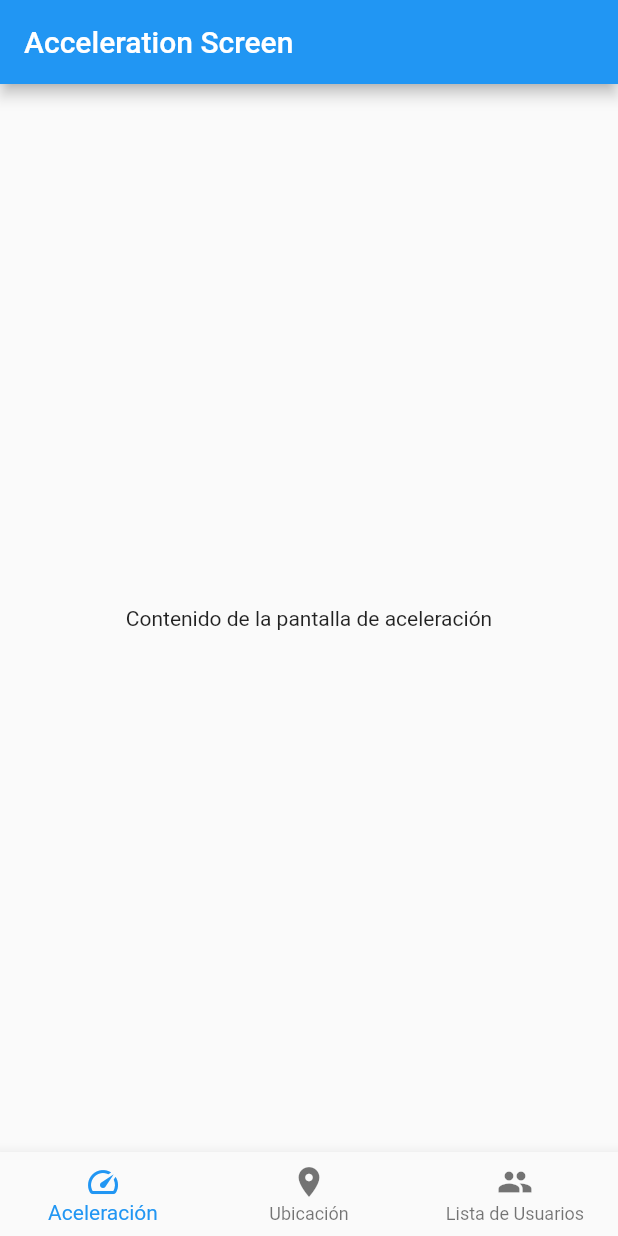
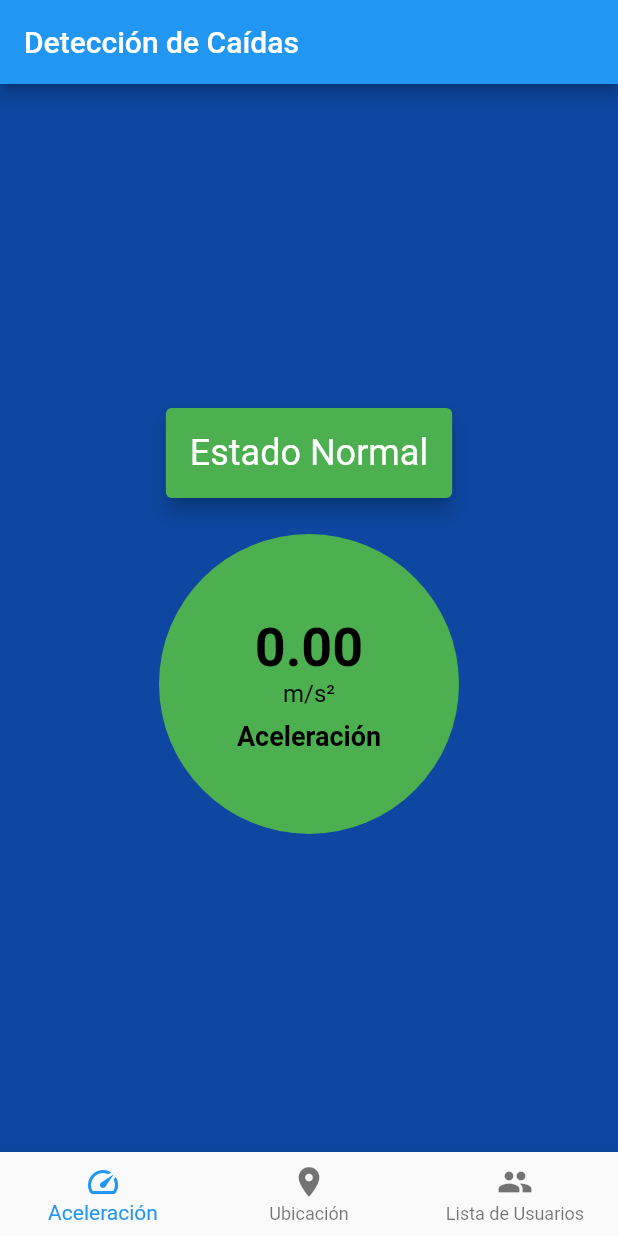
Before and after one commit to inge-fabiansuarez/final_project, a Flutter app: the screen it shows after launch, on a phone screen of 412 x 824 dp. Run offline on Flutter 3.47's test engine with Material 2 defaults, Android fonts, the phone set to English and light mode, and no system bars; our stand-ins replace firebase_core, geolocator, google_maps_flutter, permission_handler, sensors; accounts and stored records are empty.

Commit message:
Se creo la aceleracion

```diff
--- a/lib/acceleration_screen.dart
+++ b/lib/acceleration_screen.dart
@@ -1,14 +1,129 @@
 import 'package:flutter/material.dart';
+import 'package:sensors/sensors.dart';
+import 'dart:math' as math;
 
-class AccelerationScreen extends StatelessWidget {
+class AccelerationScreen extends StatefulWidget {
+  @override
+  _AccelerationScreenState createState() => _AccelerationScreenState();
+}
+
+class _AccelerationScreenState extends State<AccelerationScreen> {
+  double threshold = 9.8 * 2.0; // Umbral para detectar caídas
+  bool fallDetected = false;
+  double accelerationValue = 0.0;
+
+  @override
+  void initState() {
+    super.initState();
+    _initAccelerometer();
+  }
+
+  void _initAccelerometer() {
+    accelerometerEvents.listen((AccelerometerEvent event) {
+      // Lee los valores de aceleración en los ejes x, y, y z
+      double x = event.x ?? 0.0;
+      double y = event.y ?? 0.0;
+      double z = event.z ?? 0.0;
+
+      // Calcula la aceleración total
+      double accelerationTotal = _calculateTotalAcceleration(x, y, z);
+
+      // Compara con el umbral para detectar caídas
+      bool isFall = accelerationTotal > threshold;
+
+      setState(() {
+        fallDetected = isFall;
+        accelerationValue = accelerationTotal;
+      });
+
+      if (fallDetected) {
+        // Aquí puedes realizar acciones adicionales cuando se detecta una caída
+        print('¡Caída detectada!');
+        _saveFallDataToFirebase(); // Guardar en Firebase al detectar una caída
+      }
+    });
+  }
+
+  double _calculateTotalAcceleration(double x, double y, double z) {
+    // Calcula la aceleración total utilizando la fórmula matemática
+    return math.sqrt(x * x + y * y + z * z);
+  }
+
+  void _saveFallDataToFirebase() {
+    // Lógica para guardar datos en Firebase
+    // Implementa la lógica de Firebase aquí
+    print('Guardando datos en Firebase...');
+  }
+
   @override
   Widget build(BuildContext context) {
     return Scaffold(
       appBar: AppBar(
-        title: Text('Acceleration Screen'),
+        title: Text('Detección de Caídas'),
       ),
-      body: Center(
-        child: Text('Contenido de la pantalla de aceleración'),
+      body: Container(
+        color: Colors.blue[900], // Establecer el color de fondo a azul oscuro
+        child: Center(
+          child: Column(
+            mainAxisAlignment: MainAxisAlignment.center,
+            children: [
+              Card(
+                color: fallDetected ? Colors.red : Colors.green,
+                elevation: 5.0,
+                child: Padding(
+                  padding: const EdgeInsets.all(16.0),
+                  child: Text(
+                    fallDetected ? 'Riesgo de Caída' : 'Estado Normal',
+                    style: TextStyle(
+                      fontSize: 24.0,
+                      color: Colors.white,
+                    ),
+                  ),
+                ),
+              ),
+              SizedBox(height: 20.0),
+              Container(
+                width: 200.0,
+                height: 200.0,
+                decoration: BoxDecoration(
+                  shape: BoxShape.circle,
+                  color: fallDetected ? Colors.red : Colors.green,
+                ),
+                child: Center(
+                  child: Column(
+                    mainAxisAlignment: MainAxisAlignment.center,
+                    children: [
+                      Text(
+                        accelerationValue.toStringAsFixed(2),
+                        style: TextStyle(
+                          fontSize: 36.0,
+                          fontWeight: FontWeight.bold,
+                          color: Colors.black,
+                        ),
+                      ),
+                      Text(
+                        'm/s²',
+                        style: TextStyle(
+                          fontSize: 16.0,
+                          color: Colors.black,
+                        ),
+                      ),
+                      SizedBox(height: 8.0),
+                      Text(
+                        'Aceleración',
+                        style: TextStyle(
+                          fontSize: 18.0,
+                          fontWeight: FontWeight.bold,
+                          color: Colors.black,
+                        ),
+                      ),
+                    ],
+                  ),
+                ),
+              ),
+            ],
+          ),
+        ),
       ),
     );
   }
--- a/pubspec.yaml
+++ b/pubspec.yaml
@@ -39,6 +39,7 @@ dependencies:
   geolocator: ^10.1.0
   firebase_core: ^2.23.0
   permission_handler: ^11.0.1
+  sensors: ^2.0.3
 
 dev_dependencies:
   flutter_test:
```
Also changed, not shown: pubspec.lock, 1 other file.
